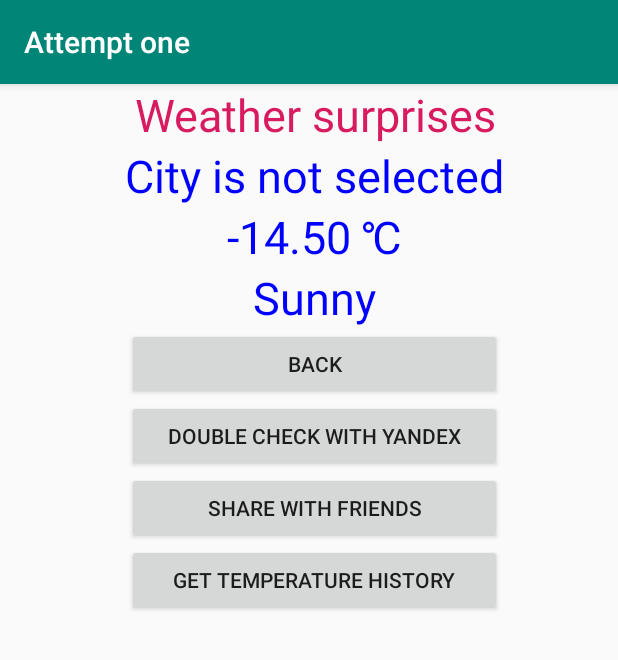
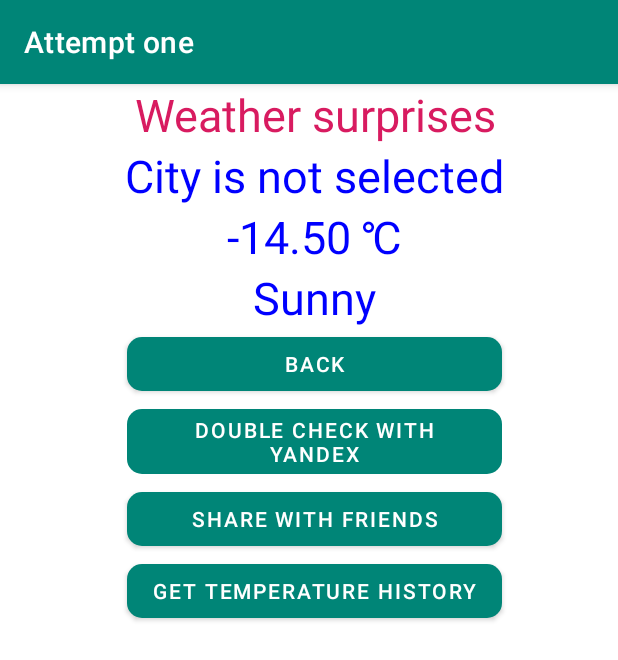
Before and after one commit to siporqueno/android1, an Android app: the OutputFragment screen opened directly, with no data from a screen before it, on a phone screen of 412 x 824 dp. Shown: the top 660 px of the screen. Run offline under Robolectric (Android 15) with nearby library versions, the light colour scheme and no system bars.

Commit message:
Changed all the Buttons for Material Buttons. Unfortunately app:cornerRadius cannot be passed to styles.

```diff
--- a/app/src/main/res/layout/fragment_output.xml
+++ b/app/src/main/res/layout/fragment_output.xml
@@ -1,8 +1,8 @@
 <?xml version="1.0" encoding="utf-8"?>
-<ScrollView
-    xmlns:android="http://schemas.android.com/apk/res/android"
+<ScrollView xmlns:android="http://schemas.android.com/apk/res/android"
     android:layout_width="match_parent"
-    android:layout_height="match_parent">
+    android:layout_height="match_parent"
+    xmlns:app="http://schemas.android.com/apk/res-auto">
 
 
     <LinearLayout xmlns:android="http://schemas.android.com/apk/res/android"
@@ -60,25 +60,29 @@
             android:text="@string/hm"
             android:visibility="gone" />
 
-        <Button
+        <android.support.design.button.MaterialButton
             android:id="@+id/button_back"
             style="@style/ButtonStyleNo1"
-            android:text="@string/back_button_name" />
+            android:text="@string/back_button_name"
+            app:cornerRadius="10sp" />
 
-        <Button
+        <android.support.design.button.MaterialButton
             android:id="@+id/button_double_check"
             style="@style/ButtonStyleNo1"
-            android:text="@string/double_check_with_yandex" />
+            android:text="@string/double_check_with_yandex"
+            app:cornerRadius="10sp"/>
 
-        <Button
+        <android.support.design.button.MaterialButton
             android:id="@+id/button_share"
             style="@style/ButtonStyleNo1"
-            android:text="@string/share_with_friends" />
+            android:text="@string/share_with_friends"
+            app:cornerRadius="10sp"/>
 
-        <Button
+        <android.support.design.button.MaterialButton
             android:id="@+id/button_temp_history"
             style="@style/ButtonStyleNo1"
-            android:text="@string/get_temperature_history" />
+            android:text="@string/get_temperature_history"
+            app:cornerRadius="10sp"/>
 
     </LinearLayout>
 
--- a/app/src/main/res/values/styles.xml
+++ b/app/src/main/res/values/styles.xml
@@ -1,7 +1,7 @@
 <resources>
 
     <!-- Base application theme. -->
-    <style name="AppTheme" parent="Theme.AppCompat.Light.DarkActionBar">
+    <style name="AppTheme" parent="Theme.MaterialComponents.Light.DarkActionBar">
         <!-- Customize your theme here. -->
         <item name="colorPrimary">@color/colorPrimary</item>
         <item name="colorPrimaryDark">@color/colorPrimaryDark</item>
```
Also changed, not shown: app/build.gradle (+4 -4 lines), app/src/main/res/layout/fragment_params.xml (+5 -2 lines).
